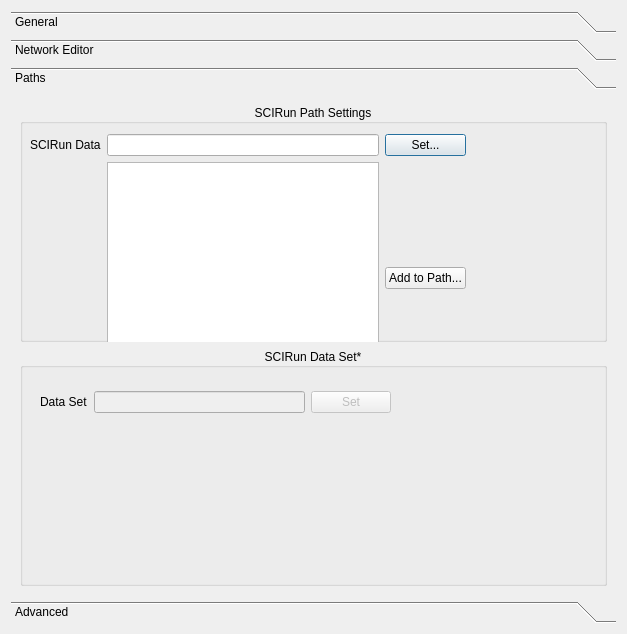
Before: the Qt Designer form src/Interface/Application/Preferences.ui in SCIInstitute/SCIRun, drawn with Qt 5.
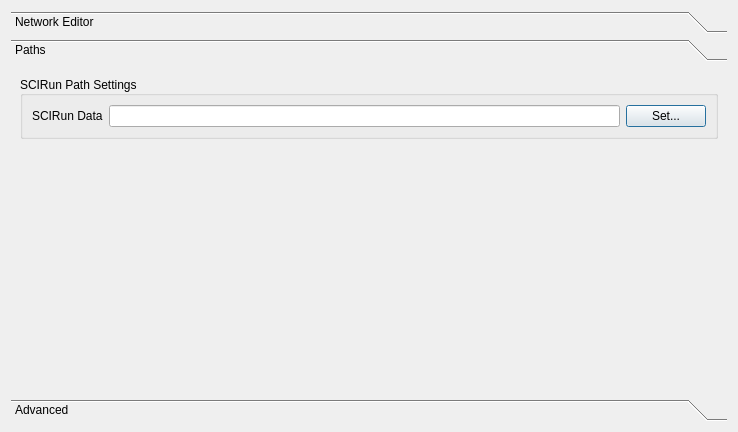
After: the same form once the commit is applied. The open tabs and pages were chosen to show the change.

The edit to the form file:
```diff
--- a/src/Interface/Application/Preferences.ui
+++ b/src/Interface/Application/Preferences.ui
@@ -6,8 +6,8 @@
    <rect>
     <x>0</x>
     <y>0</y>
-    <width>627</width>
-    <height>634</height>
+    <width>738</width>
+    <height>432</height>
    </rect>
   </property>
   <property name="sizePolicy">
@@ -18,8 +18,8 @@
   </property>
   <property name="minimumSize">
    <size>
-    <width>627</width>
-    <height>634</height>
+    <width>0</width>
+    <height>0</height>
    </size>
   </property>
   <property name="windowTitle">
@@ -31,28 +31,6 @@
      <property name="currentIndex">
       <number>1</number>
      </property>
-     <widget class="QWidget" name="toolBoxPage1">
-      <property name="geometry">
-       <rect>
-        <x>0</x>
-        <y>0</y>
-        <width>609</width>
-        <height>508</height>
-       </rect>
-      </property>
-      <attribute name="label">
-       <string>General</string>
-      </attribute>
-      <layout class="QFormLayout" name="formLayout">
-       <item row="0" column="0">
-        <widget class="QCheckBox" name="saveBeforeExecuteCheckBox_">
-         <property name="text">
-          <string>Auto-save before execute</string>
-         </property>
-        </widget>
-       </item>
-      </layout>
-     </widget>
      <widget class="QWidget" name="page">
       <property name="geometry">
        <rect>
@@ -315,15 +293,15 @@
        <rect>
         <x>0</x>
         <y>0</y>
-        <width>609</width>
-        <height>508</height>
+        <width>714</width>
+        <height>306</height>
        </rect>
       </property>
       <attribute name="label">
        <string>Paths</string>
       </attribute>
-      <layout class="QVBoxLayout" name="verticalLayout_2">
-       <item>
+      <layout class="QGridLayout" name="gridLayout_5">
+       <item row="0" column="0">
         <widget class="QGroupBox" name="pathSettingsGroupBox_">
          <property name="enabled">
           <bool>true</bool>
@@ -332,156 +310,51 @@
           <string>SCIRun Path Settings</string>
          </property>
          <property name="alignment">
-          <set>Qt::AlignCenter</set>
+          <set>Qt::AlignLeading|Qt::AlignLeft|Qt::AlignVCenter</set>
          </property>
-         <widget class="QWidget" name="layoutWidget">
-          <property name="geometry">
-           <rect>
-            <x>10</x>
-            <y>30</y>
-            <width>436</width>
-            <height>316</height>
-           </rect>
-          </property>
-          <layout class="QGridLayout" name="pathSettingsGridLayout_">
-           <item row="0" column="0">
-            <widget class="QLabel" name="scirunDataLabel_">
-             <property name="text">
-              <string>SCIRun Data</string>
-             </property>
-            </widget>
-           </item>
-           <item row="0" column="1">
-            <widget class="QLineEdit" name="scirunDataLineEdit_">
-             <property name="enabled">
-              <bool>true</bool>
-             </property>
-             <property name="readOnly">
-              <bool>true</bool>
-             </property>
-            </widget>
-           </item>
-           <item row="0" column="2">
-            <widget class="QPushButton" name="scirunDataPushButton_">
-             <property name="enabled">
-              <bool>true</bool>
-             </property>
-             <property name="text">
-              <string>Set...</string>
-             </property>
-            </widget>
-           </item>
-           <item row="2" column="0">
-            <widget class="QLabel" name="scirunNetsLabel_">
-             <property name="text">
-              <string>SCIRun Nets</string>
-             </property>
-            </widget>
-           </item>
-           <item row="2" column="1">
-            <widget class="QLineEdit" name="scirunNetsLineEdit_">
-             <property name="enabled">
-              <bool>false</bool>
-             </property>
-            </widget>
-           </item>
-           <item row="2" column="2">
-            <widget class="QPushButton" name="scirunNetsPushButton_">
-             <property name="enabled">
-              <bool>false</bool>
-             </property>
-             <property name="text">
-              <string>Set</string>
-             </property>
-            </widget>
-           </item>
-           <item row="3" column="0">
-            <widget class="QLabel" name="userDataLabel_">
-             <property name="text">
-              <string>User Data</string>
-             </property>
-            </widget>
-           </item>
-           <item row="3" column="1">
-            <widget class="QLineEdit" name="userDataLineEdit_">
-             <property name="enabled">
-              <bool>false</bool>
-             </property>
-            </widget>
-           </item>
-           <item row="3" column="2">
-            <widget class="QPushButton" name="userDataPushButton_">
-             <property name="enabled">
-              <bool>false</bool>
-             </property>
-             <property name="text">
-              <string>Set</string>
-             </property>
-            </widget>
-           </item>
-           <item row="1" column="2">
-            <widget class="QPushButton" name="addToPathButton_">
-             <property name="text">
-              <string>Add to Path...</string>
-             </property>
-            </widget>
-           </item>
-           <item row="1" column="1">
-            <widget class="QTextEdit" name="scirunDataPathTextEdit_">
-             <property name="readOnly">
-              <bool>true</bool>
-             </property>
-            </widget>
-           </item>
-          </layout>
-         </widget>
+         <layout class="QGridLayout" name="gridLayout_4">
+          <item row="0" column="0">
+           <widget class="QLabel" name="scirunDataLabel_">
+            <property name="text">
+             <string>SCIRun Data</string>
+            </property>
+           </widget>
+          </item>
+          <item row="0" column="1">
+           <widget class="QLineEdit" name="scirunDataLineEdit_">
+            <property name="enabled">
+             <bool>true</bool>
+            </property>
+            <property name="readOnly">
+             <bool>true</bool>
+            </property>
+           </widget>
+          </item>
+          <item row="0" column="2">
+           <widget class="QPushButton" name="scirunDataPushButton_">
+            <property name="enabled">
+             <bool>true</bool>
+            </property>
+            <property name="text">
+             <string>Set...</string>
+            </property>
+           </widget>
+          </item>
+         </layout>
         </widget>
        </item>
-       <item>
-        <widget class="QGroupBox" name="dataSetGroupBox_">
-         <property name="title">
-          <string>SCIRun Data Set*</string>
+       <item row="1" column="0">
+        <spacer name="verticalSpacer_2">
+         <property name="orientation">
+          <enum>Qt::Vertical</enum>
          </property>
-         <property name="alignment">
-          <set>Qt::AlignCenter</set>
+         <property name="sizeHint" stdset="0">
+          <size>
+           <width>20</width>
+           <height>40</height>
+          </size>
          </property>
-         <widget class="QWidget" name="layoutWidget1">
-          <property name="geometry">
-           <rect>
-            <x>20</x>
-            <y>30</y>
-            <width>351</width>
-            <height>48</height>
-           </rect>
-          </property>
-          <layout class="QHBoxLayout" name="dataSetHorizontalLayout_">
-           <item>
-            <widget class="QLabel" name="dataSetLabel_">
-             <property name="text">
-              <string>Data Set</string>
-             </property>
-            </widget>
-           </item>
-           <item>
-            <widget class="QLineEdit" name="dataSetLineEdit_">
-             <property name="enabled">
-              <bool>false</bool>
-             </property>
-            </widget>
-           </item>
-           <item>
-            <widget class="QPushButton" name="dataSetPushButton_">
-             <property name="enabled">
-              <bool>false</bool>
-             </property>
-             <property name="text">
-              <string>Set</string>
-             </property>
-            </widget>
-           </item>
-          </layout>
-         </widget>
-        </widget>
+        </spacer>
        </item>
       </layout>
      </widget>
```
Left out of the diff: 345 changed lines with no effect on the pictures.
